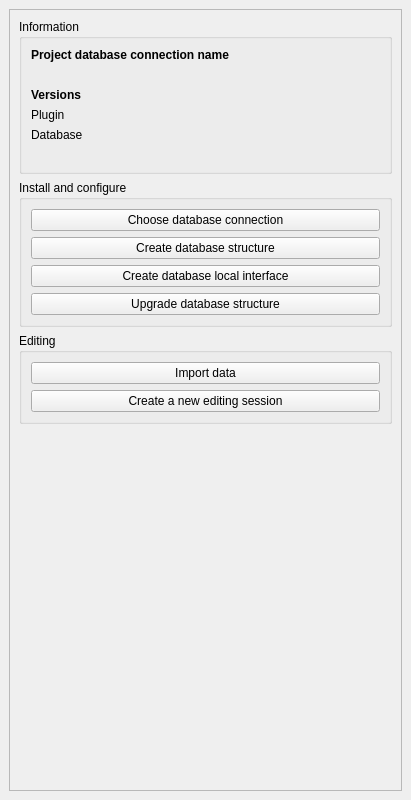
Above: roadnetwork/resources/ui/dockwidget_base.ui from 3liz/qgis-road-network-plugin before the change. Below: the same form after it.
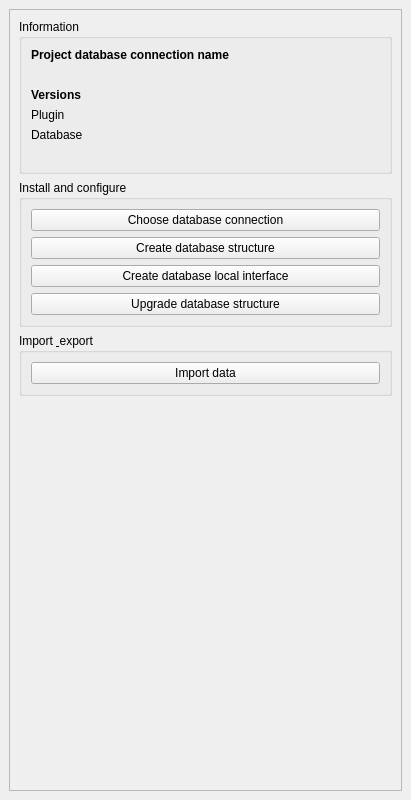
That is the form after the change.

Commit message: Move the button 'Clone data to editing session' to the toolbar

```diff
--- a/roadnetwork/resources/ui/dockwidget_base.ui
+++ b/roadnetwork/resources/ui/dockwidget_base.ui
@@ -167,7 +167,7 @@
         <item>
          <widget class="QGroupBox" name="groupBox_2">
           <property name="title">
-           <string>Editing</string>
+           <string>Import &amp; export</string>
           </property>
           <layout class="QVBoxLayout" name="verticalLayout_3">
            <item>
@@ -177,13 +177,6 @@
              </property>
             </widget>
            </item>
-           <item>
-            <widget class="QPushButton" name="button_create_editing_session">
-             <property name="text">
-              <string>Create a new editing session</string>
-             </property>
-            </widget>
-           </item>
           </layout>
          </widget>
         </item>
```
The commit also changes 9 other files.
